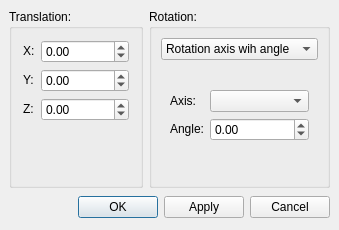
Before: the Qt Designer form src/Gui/Placement.ui in berndhahnebach/All_FreeCAD, drawn with Qt 5.
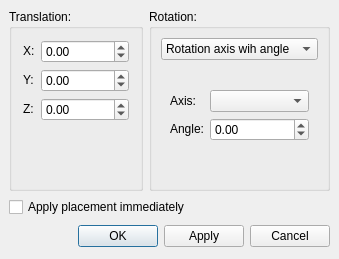
After: the same form once the commit is applied.

Commit message: + extend placement dialog

The edit to the form file:
```diff
--- a/src/Gui/Placement.ui
+++ b/src/Gui/Placement.ui
@@ -8,8 +8,8 @@
    <rect>
     <x>0</x>
     <y>0</y>
-    <width>330</width>
-    <height>230</height>
+    <width>321</width>
+    <height>259</height>
    </rect>
   </property>
   <property name="windowTitle" >
@@ -235,51 +235,11 @@
     </widget>
    </item>
    <item row="1" column="0" colspan="2" >
-    <layout class="QHBoxLayout" >
-     <property name="margin" >
-      <number>0</number>
-     </property>
-     <property name="spacing" >
-      <number>6</number>
-     </property>
-     <item>
-      <spacer>
-       <property name="orientation" >
-        <enum>Qt::Horizontal</enum>
-       </property>
-       <property name="sizeType" >
-        <enum>QSizePolicy::Expanding</enum>
-       </property>
-       <property name="sizeHint" >
-        <size>
-         <width>70</width>
-         <height>27</height>
-        </size>
-       </property>
-      </spacer>
-     </item>
-     <item>
-      <widget class="QPushButton" name="oKButton" >
+    <widget class="QCheckBox" name="applyPlacement" >
        <property name="text" >
-        <string>OK</string>
-       </property>
-      </widget>
-     </item>
-     <item>
-      <widget class="QPushButton" name="applyButton" >
-       <property name="text" >
-        <string>Apply</string>
-       </property>
-      </widget>
-     </item>
-     <item>
-      <widget class="QPushButton" name="cancelButton" >
-       <property name="text" >
-        <string>Cancel</string>
-       </property>
-      </widget>
-     </item>
-    </layout>
+      <string>Apply placement immediately</string>
+     </property>
+    </widget>
    </item>
    <item row="0" column="0" >
     <widget class="QGroupBox" name="GroupBox5" >
@@ -384,6 +344,53 @@
      </layout>
     </widget>
    </item>
+   <item row="2" column="0" colspan="2" >
+    <layout class="QHBoxLayout" >
+     <property name="margin" >
+      <number>0</number>
+     </property>
+     <property name="spacing" >
+      <number>6</number>
+     </property>
+     <item>
+      <spacer>
+       <property name="orientation" >
+        <enum>Qt::Horizontal</enum>
+       </property>
+       <property name="sizeType" >
+        <enum>QSizePolicy::Expanding</enum>
+       </property>
+       <property name="sizeHint" >
+        <size>
+         <width>70</width>
+         <height>27</height>
+        </size>
+       </property>
+      </spacer>
+     </item>
+     <item>
+      <widget class="QPushButton" name="oKButton" >
+       <property name="text" >
+        <string>OK</string>
+       </property>
+      </widget>
+     </item>
+     <item>
+      <widget class="QPushButton" name="applyButton" >
+       <property name="text" >
+        <string>Apply</string>
+       </property>
+      </widget>
+     </item>
+     <item>
+      <widget class="QPushButton" name="cancelButton" >
+       <property name="text" >
+        <string>Cancel</string>
+       </property>
+      </widget>
+     </item>
+    </layout>
+   </item>
   </layout>
  </widget>
  <layoutdefault spacing="6" margin="11" />
```
Lines whose indentation alone changed are shown as unchanged. The commit also changes 4 other files.
